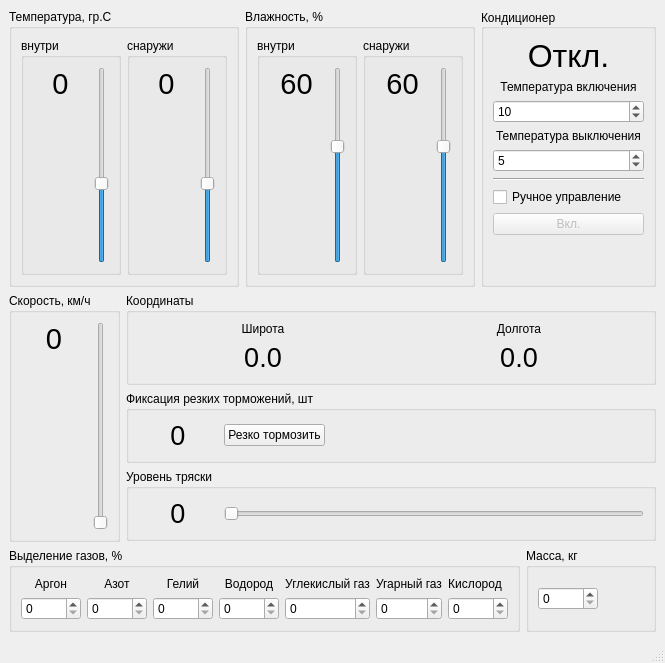
First picture: the form in GUITruck.ui, repository vikonik/IoTKursovik, before the edit.
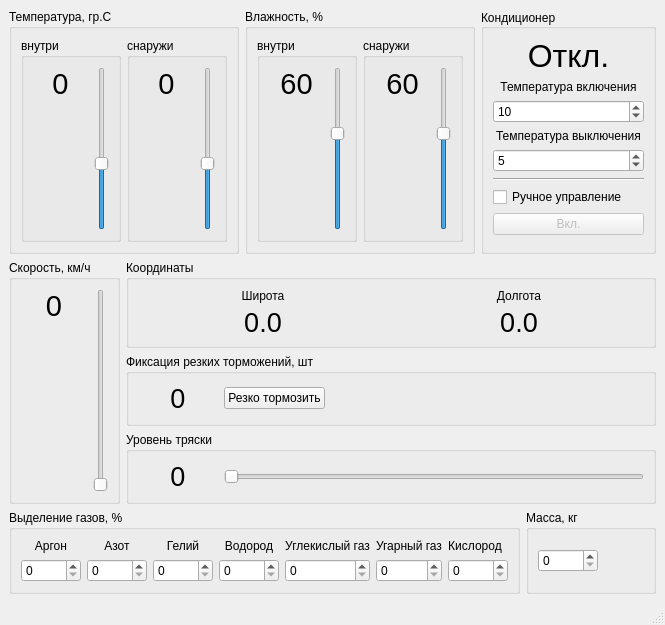
Second picture: the form after the edit.

```diff
--- a/GUITruck.ui
+++ b/GUITruck.ui
@@ -7,7 +7,7 @@
     <x>0</x>
     <y>0</y>
     <width>665</width>
-    <height>663</height>
+    <height>623</height>
    </rect>
   </property>
   <property name="sizePolicy">
@@ -16,6 +16,12 @@
     <verstretch>0</verstretch>
    </sizepolicy>
   </property>
+  <property name="maximumSize">
+   <size>
+    <width>16777215</width>
+    <height>623</height>
+   </size>
+  </property>
   <property name="windowTitle">
    <string>Эмулятор грузовика</string>
   </property>
```
Left out of the diff: 10 changed lines with no effect on the pictures.
